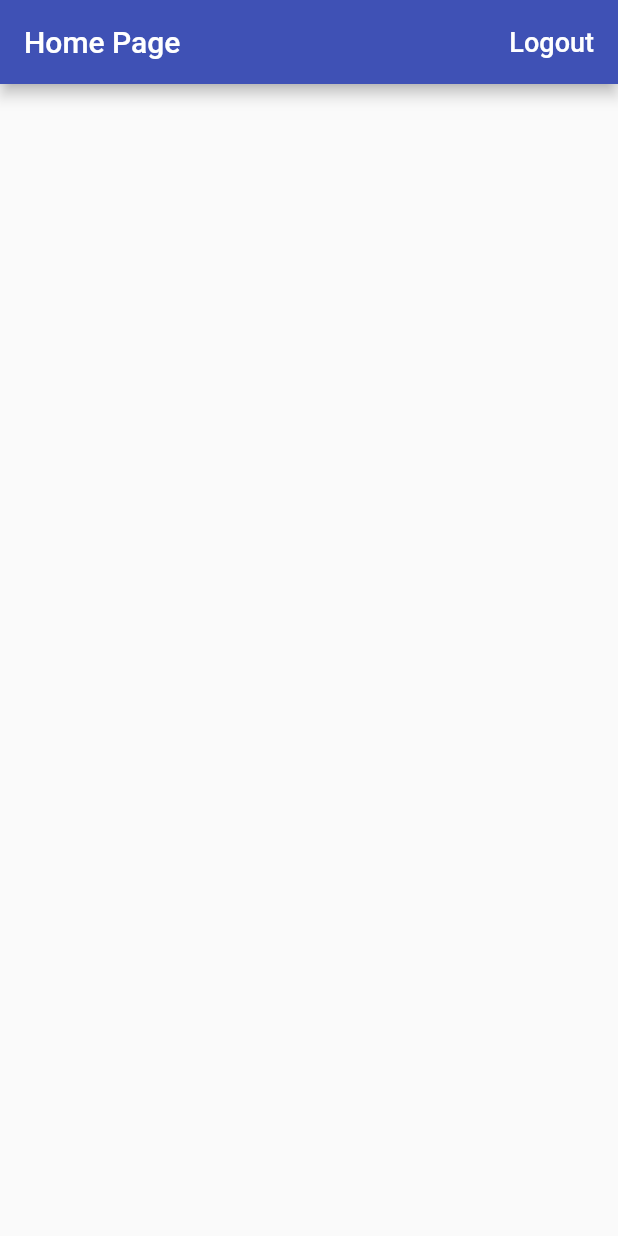
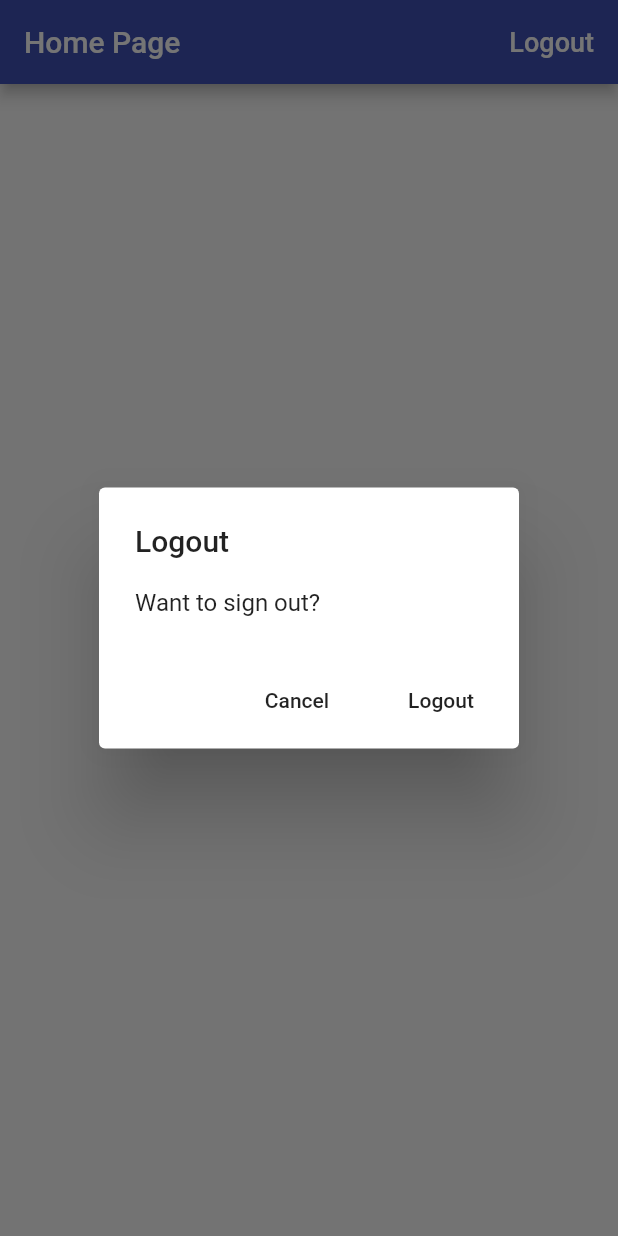
Before and after one commit to joaomarcos96/time_tracker_flutter_course, a Flutter app: the screen it shows once a user with an empty profile is signed in, after a tap on "Logout", on a phone screen of 412 x 824 dp. Run offline on Flutter 3.47's test engine with Material 2 defaults, Android fonts, the phone set to English and light mode, and no system bars; our stand-ins replace firebase_auth, google_sign_in; accounts and stored records are empty.

Commit message:
Disable form fields when signing in and add platform aware widgets

```diff
--- a/lib/app/home_page.dart
+++ b/lib/app/home_page.dart
@@ -1,4 +1,5 @@
 import 'package:flutter/material.dart';
+import 'package:time_tracker_flutter_course/common_widgets/platform_alert_dialog.dart';
 import 'package:time_tracker_flutter_course/services/auth.dart';
 
 class HomePage extends StatelessWidget {
@@ -16,6 +17,19 @@ class HomePage extends StatelessWidget {
     }
   }
 
+  Future<void> _confirmSignOut(BuildContext context) async {
+    final didRequestSignOut = await PlatformAlertDialog(
+      title: 'Logout',
+      content: 'Want to sign out?',
+      cancelActionText: 'Cancel',
+      defaultActionText: 'Logout',
+    ).show(context);
+
+    if (didRequestSignOut == true) {
+      _signOut();
+    }
+  }
+
   @override
   Widget build(BuildContext context) {
     return Scaffold(
@@ -30,7 +44,7 @@ class HomePage extends StatelessWidget {
                 color: Colors.white,
               ),
             ),
-            onPressed: _signOut,
+            onPressed: () => _confirmSignOut(context),
           ),
         ],
       ),
--- /dev/null
+++ b/lib/common_widgets/platform_alert_dialog.dart
@@ -0,0 +1,98 @@
+import 'dart:io';
+
+import 'package:flutter/cupertino.dart';
+import 'package:flutter/material.dart';
+import 'package:time_tracker_flutter_course/common_widgets/platform_widget.dart';
+
+class PlatformAlertDialog extends PlatformWidget {
+  PlatformAlertDialog({
+    @required this.title,
+    @required this.content,
+    this.cancelActionText,
+    @required this.defaultActionText,
+  })  : assert(title != null),
+        assert(content != null),
+        assert(defaultActionText != null);
+
+  final String title;
+  final String content;
+  final String cancelActionText;
+  final String defaultActionText;
+
+  Future<bool> show(BuildContext context) async {
+    return Platform.isIOS
+        ? await showCupertinoDialog<bool>(
+            context: context,
+            builder: (context) => this,
+          )
+        : await showDialog<bool>(
+            context: context,
+            barrierDismissible: false,
+            builder: (context) => this,
+          );
+  }
+
+  @override
+  Widget buildCupertinoWidget(BuildContext context) {
+    return CupertinoAlertDialog(
+      title: Text(title),
+      content: Text(content),
+      actions: _buildActions(context),
+    );
+  }
+
+  @override
+  Widget buildMaterialWidget(BuildContext context) {
+    return AlertDialog(
+      title: Text(title),
+      content: Text(content),
+      actions: _buildActions(context),
+    );
+  }
+
+  List<Widget> _buildActions(BuildContext context) {
+    final actions = <Widget>[];
+    if (cancelActionText != null) {
+      actions.add(
+        PlatformAlertDialogAction(
+          child: Text(cancelActionText),
+          onPressed: () => Navigator.of(context).pop(false),
+        ),
+      );
+    }
+    actions.add(
+      PlatformAlertDialogAction(
+        child: Text(defaultActionText),
+        onPressed: () => Navigator.of(context).pop(true),
+      ),
+    );
+
+    return actions;
+  }
+}
+
+class PlatformAlertDialogAction extends PlatformWidget {
+  PlatformAlertDialogAction({
+    this.child,
+    this.onPressed,
+  });
+
+  final Widget child;
+  final VoidCallback onPressed;
+
+  @override
+  Widget buildCupertinoWidget(BuildContext context) {
+    return CupertinoDialogAction(
+      child: child,
+      onPressed: onPressed,
+    );
+  }
+
+  @override
+  Widget buildMaterialWidget(BuildContext context) {
+    return FlatButton(
+      child: child,
+      onPressed: onPressed,
+    );
+  }
+}
--- /dev/null
+++ b/lib/common_widgets/platform_widget.dart
@@ -0,0 +1,15 @@
+import 'dart:io';
+
+import 'package:flutter/material.dart';
+
+abstract class PlatformWidget extends StatelessWidget {
+  Widget buildCupertinoWidget(BuildContext context);
+  Widget buildMaterialWidget(BuildContext context);
+
+  @override
+  Widget build(BuildContext context) {
+    return Platform.isIOS
+        ? buildCupertinoWidget(context)
+        : buildMaterialWidget(context);
+  }
+}
```
Also changed, not shown: lib/app/sign_in/email_sign_in_form.dart (+28 -7 lines).
